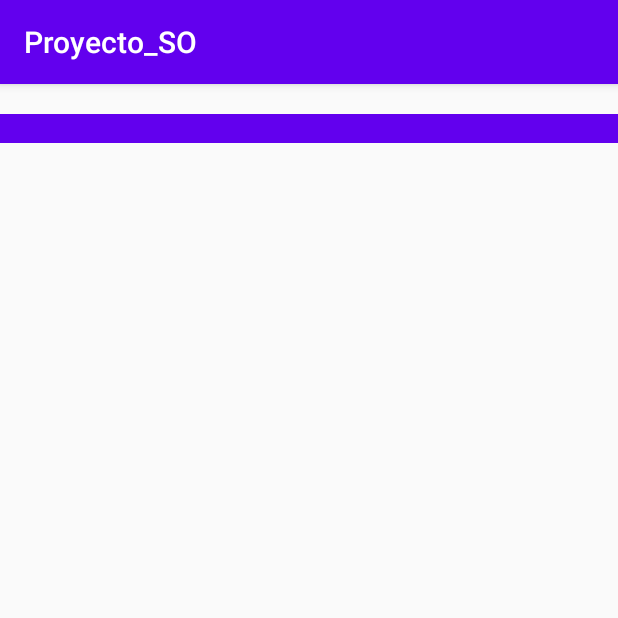
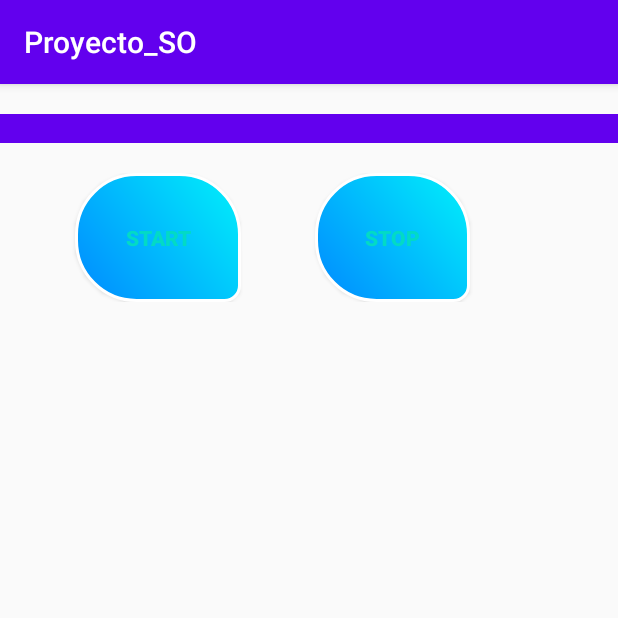
Before and after one commit to Gerardo-rios/Proyecto_SO_Sensors, an Android app: the SensoresFragment screen opened through its navigation route, after a tap on "ACELEROMETRO", on a phone screen of 412 x 824 dp, the top half of it. Run offline under Robolectric (Android 15) with nearby library versions, the phone set to English and light mode, and no system bars; our stand-ins replace navigation-ui.

Commit message:
Acelerometro con hilos, incovenientes en los botones para poner a correr el hilo nuevamente

```diff
--- a/app/src/main/java/com/example/proyecto_so/MainActivity.java
+++ b/app/src/main/java/com/example/proyecto_so/MainActivity.java
@@ -5,7 +5,7 @@ import android.os.Bundle;
 import android.view.View;
 import android.view.Menu;
 
-import com.example.proyecto_so.ui.sensores.SensoresFragment;
+import com.example.proyecto_so.ui.sensors.SensoresFragment;
 import com.google.android.material.floatingactionbutton.FloatingActionButton;
 import com.google.android.material.snackbar.Snackbar;
 import com.google.android.material.navigation.NavigationView;
--- /dev/null
+++ b/app/src/main/java/com/example/proyecto_so/activities/Acelerometer.java
@@ -0,0 +1,134 @@
+package com.example.proyecto_so.activities;
+
+import android.app.Activity;
+import android.hardware.Sensor;
+import android.hardware.SensorEvent;
+import android.hardware.SensorEventListener;
+import android.hardware.SensorManager;
+import android.os.Bundle;
+import android.util.Log;
+import android.view.View;
+import android.widget.Button;
+import android.widget.TextView;
+import android.widget.Toast;
+
+import androidx.appcompat.app.AppCompatActivity;
+
+import com.example.proyecto_so.R;
+import com.example.proyecto_so.data_models.AcelerometerModel;
+import com.example.proyecto_so.threats.AcelerometerThread;
+
+import java.io.Serializable;
+/*
+* ESTA CLASE ES UN INTENTO DE REALIZAR EL SENSO, CON ACELEROMETRO PERO HAY INCOVENIENTES AL MOMENTO DE DETENER EL HILO
+* SE NECESITA INICIAR LA ACTIVITY CON EL HILO CORRIENDO PARA QUE EL SENSORLISTENER NO SEA NULO
+* */
+
+public class Acelerometer extends AppCompatActivity implements Runnable, Serializable, View.OnClickListener {
+
+    private String TAG = AcelerometerThread.class.getName();
+    private volatile boolean exit = false;
+    private SensorManager sensorManager;
+    private Sensor sensor;
+    private SensorEventListener sensorEventListener;
+    Thread thread;
+    TextView x,y,z;
+    Button sta, sto;
+
+    @Override
+    protected void onCreate(Bundle savedInstanceState) {
+        super.onCreate(savedInstanceState);
+        setContentView(R.layout.activity_sensores);
+        Obtener();
+        sensorManager = (SensorManager) getSystemService(SENSOR_SERVICE);
+        sensor = sensorManager.getDefaultSensor(Sensor.TYPE_ACCELEROMETER);
+        if (sensor == null){
+            Toast.makeText(this, "SENSOR NULO", Toast.LENGTH_SHORT);
+        }
+        thread = new Thread(this);
+        thread.start();
+    }
+
+    private void Obtener(){
+        x = findViewById(R.id.x);
+        y = findViewById(R.id.y);
+        z = findViewById(R.id.z);
+        sta = findViewById(R.id.btn_accelerometerStart);
+        sto = findViewById(R.id.btn_accelerometerStop);
+        sta.setOnClickListener(this);
+        sto.setOnClickListener(this);
+    }
+
+    @Override
+    protected void onResume() {
+        sensorManager.registerListener(sensorEventListener, sensor, SensorManager.SENSOR_DELAY_NORMAL);
+        if (sensorEventListener == null){
+            Toast.makeText(this, "LISTENER NULO", Toast.LENGTH_SHORT);
+        }
+        super.onResume();
+    }
+
+    @Override
+    protected void onPause() {
+        this.sensorManager.unregisterListener(this.sensorEventListener);
+        super.onPause();
+    }
+
+    public void stop(){
+        this.exit = true;
+        this.sensorManager.unregisterListener(this.sensorEventListener);
+    }
+
+    @Override
+    public void run() {
+
+        while (!exit){
+            this.sensorEventListener = new SensorEventListener() {
+                @Override
+                public void onSensorChanged(SensorEvent sensorEvent) {
+                    float a, b, c;
+                    a = sensorEvent.values[0];
+                    b = sensorEvent.values[1];
+                    c = sensorEvent.values[2];
+
+                    x.setText(String.valueOf(a));
+                    y.setText(String.valueOf(b));
+                    z.setText(String.valueOf(c));
+                }
+                @Override
+                public void onAccuracyChanged(Sensor sensor, int i) {
+
+                }
+            };
+        }
+
+    }
+
+    @Override
+    public void onClick(View view) {
+
+        switch (view.getId()){
+            case R.id.btn_accelerometerStart:
+                Log.i(TAG, "ACELEROMETER START");
+                /*if (thread != null){
+                    thread.start();
+                }*/
+                break;
+
+            case R.id.btn_accelerometerStop:
+                Log.i(TAG, "ACELEROMETER STOP");
+                if (thread != null){
+                    stop();
+                    try {
+                        thread.join(5000);
+                    } catch (InterruptedException e) {
+                        e.printStackTrace();
+                    }
+                } else {
+                    Toast.makeText(this, "Ya esta detenido", Toast.LENGTH_SHORT);
+                }
+                break;
+        }
+
+    }
+}
--- a/app/src/main/java/com/example/proyecto_so/activities/Acelerometro.java
+++ /dev/null
@@ -1,95 +0,0 @@
-package com.example.proyecto_so.activities;
-
-import android.hardware.Sensor;
-import android.hardware.SensorEvent;
-import android.hardware.SensorEventListener;
-import android.hardware.SensorManager;
-import android.os.Bundle;
-import android.widget.TextView;
-import android.widget.Toast;
-
-import androidx.appcompat.app.AppCompatActivity;
-
-import com.example.proyecto_so.R;
-
-public class Acelerometro extends AppCompatActivity implements SensorEventListener {
-
-    SensorManager manager;
-    Sensor sensor;
-    TextView x,y,z;
-
-    @Override
-    protected void onCreate(Bundle savedInstanceState) {
-        super.onCreate(savedInstanceState);
-        setContentView(R.layout.activity_sensores);
-        Obtener();
-        manager = (SensorManager) getSystemService(SENSOR_SERVICE);
-        //acelerometro
-        sensor = manager.getDefaultSensor(Sensor.TYPE_ACCELEROMETER);
-
-
-
-    }
-
-    private void Obtener(){
-
-        x = findViewById(R.id.x);
-        y = findViewById(R.id.y);
-        z = findViewById(R.id.z);
-    }
-
-    @Override
-    protected void onStart() {
-        super.onStart();
-    }
-
-    @Override
-    protected void onRestart() {
-        super.onRestart();
-    }
-
-    @Override
-    protected void onResume() {
-        super.onResume();
-        manager.registerListener(this, sensor, manager.SENSOR_DELAY_NORMAL);
-    }
-
-    @Override
-    protected void onPause() {
-        super.onPause();
-        manager.unregisterListener(this);
-    }
-
-    @Override
-    protected void onStop() {
-        super.onStop();
-    }
-
-    @Override
-    protected void onDestroy() {
-        super.onDestroy();
-    }
-
-    @Override
-    public void onSensorChanged(SensorEvent event)
-    {
-
-        float a, b, c;
-        a = event.values[0];
-        b = event.values[1];
-        c = event.values[2];
-
-        x.setText(String.valueOf(a));
-        y.setText(String.valueOf(b));
-        z.setText(String.valueOf(c));
-
-    }
-
-    @Override
-    public void onAccuracyChanged(Sensor sensor, int accuracy)
-    {
-
-
-
-    }
-}
--- a/app/src/main/java/com/example/proyecto_so/activities/Luz.java
+++ b/app/src/main/java/com/example/proyecto_so/activities/Light.java
@@ -12,7 +12,7 @@ import androidx.appcompat.app.AppCompatActivity;
 
 import com.example.proyecto_so.R;
 
-public class Luz extends AppCompatActivity implements SensorEventListener {
+public class Light extends AppCompatActivity implements SensorEventListener {
 
     TextView txt;
     SensorManager manager;
--- a/app/src/main/java/com/example/proyecto_so/activities/Proximidad.java
+++ b/app/src/main/java/com/example/proyecto_so/activities/Proximity.java
@@ -11,7 +11,7 @@ import androidx.appcompat.app.AppCompatActivity;
 
 import com.example.proyecto_so.R;
 
-public class Proximidad extends AppCompatActivity implements SensorEventListener {
+public class Proximity extends AppCompatActivity implements SensorEventListener {
 
     TextView txt;
     SensorManager manager;
--- /dev/null
+++ b/app/src/main/java/com/example/proyecto_so/data_models/LightModel.java
@@ -0,0 +1,4 @@
+package com.example.proyecto_so.data_models;
+
+public class LightModel {
+}
--- /dev/null
+++ b/app/src/main/java/com/example/proyecto_so/threats/LightThread.java
@@ -0,0 +1,4 @@
+package com.example.proyecto_so.threats;
+
+public class LightThread {
+}
--- /dev/null
+++ b/app/src/main/java/com/example/proyecto_so/threats/ProximityThread.java
@@ -0,0 +1,4 @@
+package com.example.proyecto_so.threats;
+
+public class ProximityThread {
+}
--- a/app/src/main/res/layout/activity_sensores.xml
+++ b/app/src/main/res/layout/activity_sensores.xml
@@ -5,7 +5,7 @@
     android:layout_width="match_parent"
     android:layout_height="match_parent"
     android:orientation="vertical"
-    tools:context="vista.Activities.Acelerometro">
+    tools:context="com.example.proyecto_so.activities.Acelerometer">
 
 
     <LinearLayout
@@ -46,4 +46,49 @@
 
     </LinearLayout>
 
+    <androidx.constraintlayout.widget.ConstraintLayout
+        android:layout_width="match_parent"
+        android:layout_height="wrap_content"
+        android:layout_marginTop="20dp"
+        android:layout_gravity="center"
+        >
+
+        <Button
+            android:id="@+id/btn_accelerometerStart"
+            android:layout_width="wrap_content"
+            android:layout_height="wrap_content"
+            android:layout_gravity="center"
+            android:background="@drawable/custom_button"
+            android:padding="50px"
+            android:text="START"
+            android:textColor="@color/colorAccent"
+            android:textStyle="bold"
+            app:layout_constraintBottom_toBottomOf="parent"
+            app:layout_constraintEnd_toStartOf="@+id/btn_accelerometerStop"
+            app:layout_constraintStart_toStartOf="parent"
+            app:layout_constraintTop_toTopOf="parent">
+
+        </Button>
+
+        <Button
+            android:id="@+id/btn_accelerometerStop"
+            android:layout_width="wrap_content"
+            android:layout_height="wrap_content"
+            android:layout_gravity="center"
+            android:background="@drawable/custom_button"
+            android:padding="50px"
+            android:text="STOP"
+            android:textColor="@color/colorAccent"
+            android:textStyle="bold"
+            app:layout_constraintBottom_toBottomOf="parent"
+            app:layout_constraintEnd_toEndOf="parent"
+            app:layout_constraintHorizontal_bias="0.681"
+            app:layout_constraintStart_toStartOf="parent"
+            app:layout_constraintTop_toTopOf="parent"
+            app:layout_constraintVertical_bias="0.0">
+
+        </Button>
+
+    </androidx.constraintlayout.widget.ConstraintLayout>
+
 </LinearLayout>
--- a/app/src/main/res/layout/fragment_sensores.xml
+++ b/app/src/main/res/layout/fragment_sensores.xml
@@ -5,7 +5,7 @@
     android:layout_height="match_parent"
     android:orientation="vertical"
     android:gravity="center"
-    tools:context=".ui.sensores.SensoresFragment">
+    tools:context=".ui.sensors.SensoresFragment">
 
     <Button
         android:id="@+id/button_luz"
@@ -15,7 +15,7 @@
         android:background="@drawable/custom_button"
         android:layout_marginTop="60dp"
         android:padding="50px"
-        android:text="LUZ"
+        android:text="START"
         android:textColor="@color/colorAccent"
         android:textStyle="bold" />
 
@@ -25,7 +25,7 @@
         android:layout_height="wrap_content"
         android:layout_marginBottom="60dp"
         android:background="@drawable/custom_button"
-        android:text="PROXIMIDAD"
+        android:text="STOP"
         android:textColor="@color/colorAccent"
         android:textStyle="bold" />
 
--- a/app/src/main/res/navigation/mobile_navigation.xml
+++ b/app/src/main/res/navigation/mobile_navigation.xml
@@ -25,7 +25,7 @@
 
     <fragment
         android:id="@+id/nav_sensores"
-        android:name="com.example.proyecto_so.ui.sensores.SensoresFragment"
+        android:name="com.example.proyecto_so.ui.sensors.SensoresFragment"
         android:label="@string/menu_sensores"
         tools:layout="@layout/fragment_sensores" />
 
```
Also changed, not shown: app/src/main/AndroidManifest.xml (+6 -3 lines), app/src/main/java/com/example/proyecto_so/data_models/AcelerometerModel.java (added, +39 -0 lines), app/src/main/java/com/example/proyecto_so/data_models/ProximityModel.java (added, +7 -0 lines), app/src/main/java/com/example/proyecto_so/threats/AcelerometerThread.java (added, +69 -0 lines), app/src/main/java/com/example/proyecto_so/ui/sensors/SensoresFragment.java (renamed from app/src/main/java/com/example/proyecto_so/ui/sensores/SensoresFragment.java, +27 -9 lines).
